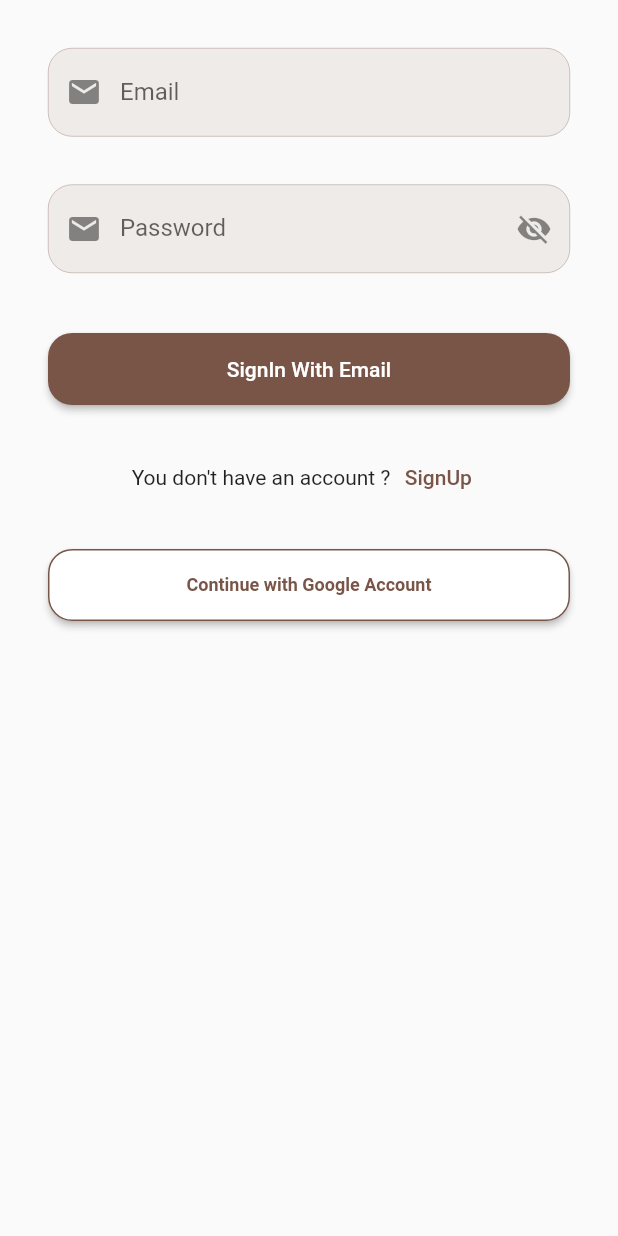
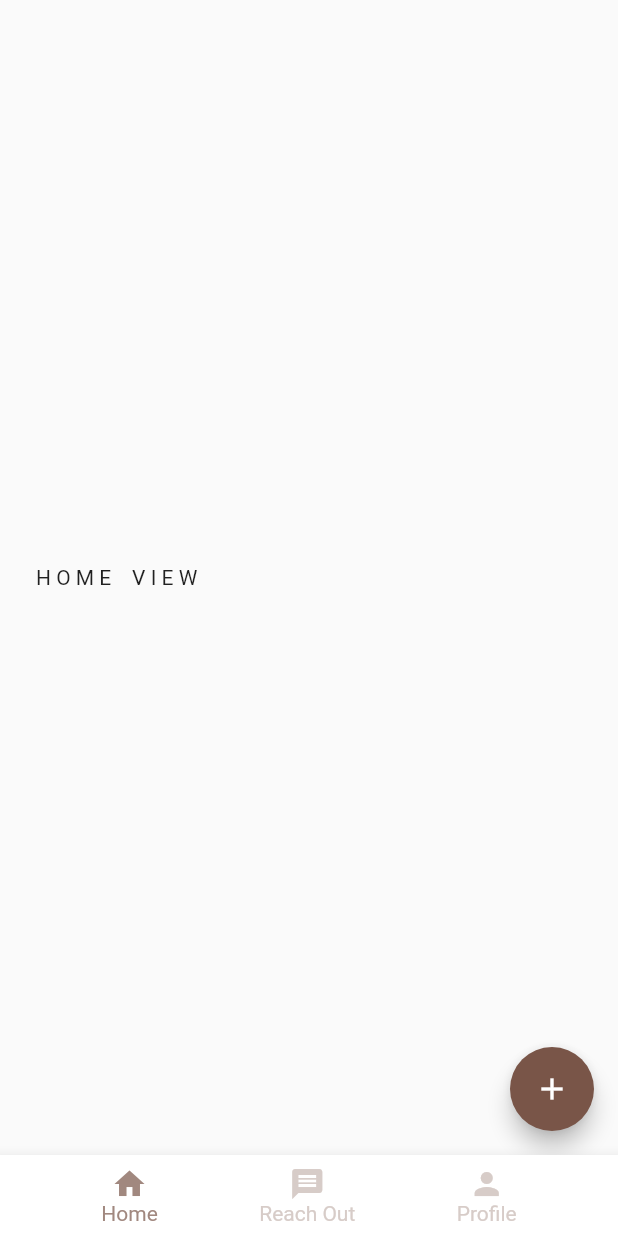
Before and after one commit to OokanNumber1/market_konnect, a Flutter app: the screen it shows after launch, on a phone screen of 412 x 824 dp. Run offline on Flutter 3.47's test engine with Material 2 defaults, Android fonts, the phone set to English and light mode, and no system bars; our stand-ins replace cloud_firestore, firebase_auth, firebase_core, flutter_hooks, google_sign_in, hooks_riverpod; accounts and stored records are empty.

Commit message:
feat/dashboard

```diff
--- a/lib/market_konnet.dart
+++ b/lib/market_konnet.dart
@@ -2,8 +2,11 @@ import 'package:flutter/material.dart';
 import 'package:hooks_riverpod/hooks_riverpod.dart';
 import 'package:market_connect/src/features/authentication/views/signin_view.dart';
 import 'package:market_connect/src/features/dashboard/view/dashboard_view.dart';
+import 'package:market_connect/src/utilities/styles/theme.dart';
 
 import 'src/features/authentication/repository/auth_repo.dart';
+
+ThemeData curr = MarketKonnetTheme.lightTheme;
 
 class MarketKonnet extends ConsumerWidget {
   const MarketKonnet({super.key});
@@ -13,12 +16,17 @@ class MarketKonnet extends ConsumerWidget {
   Widget build(BuildContext context, WidgetRef ref) {
     final currentUser = ref.watch(authRepoProvider).currentUser;
     return MaterialApp(
-      debugShowCheckedModeBanner: false,
-      title: 'Market Konnect',
-      theme: ThemeData(
-        primarySwatch: Colors.brown,
-      ),
-      home: currentUser?.emailVerified == true ? const DashboardView() :const SignInView() ,
-    );
+        debugShowCheckedModeBanner: false,
+        title: 'Market Konnect',
+        // theme: curr,
+        theme: MarketKonnetTheme.lightTheme,
+        darkTheme: MarketKonnetTheme.darkTheme,
+        home:
+            //currentUser?.emailVerified == true
+            //?
+            const DashboardView()
+        // :
+        //const SignInView(),
+        );
   }
 }
--- a/lib/src/features/authentication/views/signin_view.dart
+++ b/lib/src/features/authentication/views/signin_view.dart
@@ -61,7 +61,7 @@ class SignInView extends HookConsumerWidget {
                   controller: passwordController,
                   labelText: "Password",
                   validator: (input) => Validator.characterLength(input: input),
-                  prefixIcon: const Icon(Icons.email),
+                  prefixIcon: const Icon(Icons.password),
                   obscureText: isPasswordVisible.value,
                   suffixIcon: IconButton(
                     onPressed: () =>
@@ -130,7 +130,8 @@ class SignInView extends HookConsumerWidget {
                             color: Colors.brown,
                             fontWeight: FontWeight.bold,
                           ),
-                          ))
+                        ),
+                )
               ],
             ),
           ),
--- a/lib/src/features/authentication/views/signup_view.dart
+++ b/lib/src/features/authentication/views/signup_view.dart
@@ -34,7 +34,8 @@ class SignUpView extends HookConsumerWidget {
         ScaffoldMessenger.of(context).showSnackBar(
           const SnackBar(
             content: Text(
-                "Kindly check email provided to verify your email before signing in."),
+              "Kindly check email provided to verify your email before signing in.",
+            ),
           ),
         );
         Navigator.push(
@@ -51,7 +52,6 @@ class SignUpView extends HookConsumerWidget {
       }
     });
     return Scaffold(
-      //resizeToAvoidBottomInset: false,
       body: SingleChildScrollView(
         child: Padding(
           padding: const EdgeInsets.all(24.0),
--- /dev/null
+++ b/lib/src/features/dashboard/home/view/home.dart
@@ -0,0 +1,33 @@
+import 'package:flutter/material.dart';
+import 'package:market_connect/market_konnet.dart';
+
+import 'package:market_connect/src/utilities/insets/insets.dart';
+import 'package:market_connect/src/utilities/styles/theme.dart';
+
+class HomeView extends StatefulWidget {
+  const HomeView({super.key});
+
+  @override
+  State<HomeView> createState() => _HomeViewState();
+}
+
+class _HomeViewState extends State<HomeView> {
+  @override
+  Widget build(BuildContext context) {
+    return Scaffold(
+      body: SafeArea(
+        child: Padding(
+          padding: const EdgeInsets.all(Insets.large),
+          child: Column(
+            mainAxisAlignment: MainAxisAlignment.center,
+            children: [Text("H O M E    V I E W")],
+          ),
+        ),
+      ),
+      floatingActionButton: FloatingActionButton(
+        onPressed: () {},
+        child: const Icon(Icons.add),
+      ),
+    );
+  }
+}
--- a/lib/src/features/dashboard/view/dashboard_view.dart
+++ b/lib/src/features/dashboard/view/dashboard_view.dart
@@ -1,46 +1,50 @@
 import 'package:flutter/material.dart';
-import 'package:hooks_riverpod/hooks_riverpod.dart';
-import 'package:market_connect/src/features/authentication/model/auth_state.dart';
-import 'package:market_connect/src/features/authentication/repository/auth_repo.dart';
-import 'package:market_connect/src/features/authentication/view_model/auth_vm.dart';
-import 'package:market_connect/src/features/authentication/views/signin_view.dart';
+import 'package:market_connect/src/features/dashboard/widget/navbar_item.dart';
+import 'package:market_connect/src/features/dashboard/home/view/home.dart';
+import 'package:market_connect/src/features/dashboard/profile/view/profile.dart';
+import 'package:market_connect/src/features/dashboard/reach_out/view/reach_out.dart';
 
-class DashboardView extends ConsumerWidget {
+class DashboardView extends StatefulWidget {
   const DashboardView({super.key});
 
   @override
-  Widget build(BuildContext context, WidgetRef ref) {
-    final signedIn = ref.read(currentUser);
-    final authVM = ref.read(authVmProvider.notifier);
+  State<DashboardView> createState() => _DashboardViewState();
+}
 
-    ref.listen(authVmProvider, (previous, state) {
-      if (state.authViewState == ViewState.success) {
-        Navigator.pushAndRemoveUntil(
-            context,
-            MaterialPageRoute(
-              builder: (context) => const SignInView(),
-            ),
-            (route) => false);
-      }
-    });
+class _DashboardViewState extends State<DashboardView> {
+  int indexOfNavBar = 0;
+
+  void setIndexOfNavbar(int value) => setState(() {
+        indexOfNavBar = value;
+      });
+  @override
+  Widget build(BuildContext context) {
+    const pages = [
+      {"page": HomeView(), "icon": Icons.home, "label": "Home"},
+      {"page": ReachOutView(), "icon": Icons.message, "label": "Reach Out"},
+      {"page": ProfileView(), "icon": Icons.person, "label": "Profile"},
+    ];
 
     return Scaffold(
-      appBar: AppBar(
-        title: Text(
-          "${signedIn!.uid}",
-          style: const TextStyle(fontSize: 12),
+      body: pages[indexOfNavBar]["page"] as Widget,
+      bottomNavigationBar: BottomAppBar(
+        child: Row(
+          mainAxisAlignment: MainAxisAlignment.spaceEvenly,
+          children: List.generate(
+            pages.length,
+            (index) => GestureDetector(
+              onTap: () => setIndexOfNavbar(index),
+              child: NavbarItem(
+                color: indexOfNavBar == index
+                    ? Colors.brown[300]!
+                    : Colors.brown[100]!,
+                label: pages[index]["label"] as String,
+                icon: pages[index]["icon"] as IconData,
+              ),
+            ),
+          ),
         ),
-        actions: [
-          TextButton(
-            onPressed: () => authVM.signOut(),
-            child: const Text(
-              "Sign out",
-              style: TextStyle(color: Colors.white),
-            ),
-          )
-        ],
       ),
-      body: Column(children: const []),
     );
   }
 }
--- /dev/null
+++ b/lib/src/features/dashboard/widget/navbar_item.dart
@@ -0,0 +1,35 @@
+import 'package:flutter/material.dart';
+
+class NavbarItem extends StatelessWidget {
+  const NavbarItem({
+    Key? key,
+    required this.label,
+    required this.icon,
+    required this.color,
+  }) : super(key: key);
+  final String label;
+  final IconData icon;
+
+  final Color color;
+
+  @override
+  Widget build(BuildContext context) {
+    return SizedBox(
+      height: 54,
+      child: Column(
+        mainAxisSize: MainAxisSize.min,
+        mainAxisAlignment: MainAxisAlignment.center,
+        children: [
+          Icon(
+            icon,
+            color: color,
+          ),
+          Text(
+            label,
+            style: TextStyle(color: color),
+          ),
+        ],
+      ),
+    );
+  }
+}
--- /dev/null
+++ b/lib/src/utilities/insets/insets.dart
@@ -0,0 +1,7 @@
+class Insets {
+  static const tiny = 8.0;
+  static const small = 12.0;
+  static const medium = 16.0;
+  static const large = 24.0;
+  static const xLarge = 32.0;
+}
--- /dev/null
+++ b/lib/src/utilities/styles/theme.dart
@@ -0,0 +1,42 @@
+import 'package:flutter/material.dart';
+
+class MarketKonnetColor {
+  static const primary = Colors.brown;
+}
+
+class MarketKonnetTheme {
+  //static ThemeData get currentTheme => lightTheme;
+
+  static ThemeData get lightTheme => ThemeData(
+        primaryColor: MarketKonnetColor.primary,
+        brightness: Brightness.light,
+        primarySwatch: MarketKonnetColor.primary,
+        inputDecorationTheme: InputDecorationTheme(
+          fillColor: Colors.brown[50],
+        ),
+        textTheme: ThemeData.light().textTheme,
+        buttonTheme: ButtonThemeData(
+          shape: RoundedRectangleBorder(
+            borderRadius: BorderRadius.circular(16),
+          ),
+        ),
+      );
+  static ThemeData get darkTheme => ThemeData(
+        primaryColor: MarketKonnetColor.primary,
+        brightness: Brightness.dark,
+        primarySwatch: MarketKonnetColor.primary,
+        floatingActionButtonTheme: FloatingActionButtonThemeData(
+          backgroundColor: Colors.brown[200],
+        ),
+        inputDecorationTheme: InputDecorationTheme(
+          fillColor: Colors.brown[200],
+          labelStyle: const TextStyle(color: Colors.white),
+        ),
+        textTheme: ThemeData.dark().textTheme.copyWith(),
+        buttonTheme: ButtonThemeData(
+          shape: RoundedRectangleBorder(
+            borderRadius: BorderRadius.circular(16),
+          ),
+        ),
+      );
+}
--- a/lib/src/utilities/widgets/text_input_field.dart
+++ b/lib/src/utilities/widgets/text_input_field.dart
@@ -31,7 +31,7 @@ class TextInputField extends StatelessWidget {
         prefixIcon: prefixIcon,
         suffixIcon: suffixIcon,
         filled: true,
-        fillColor: Colors.brown[50],
+
         border: OutlineInputBorder(
           borderRadius: BorderRadius.circular(16),
           borderSide: BorderSide(color: Colors.brown[300]!, width: 0.3),
```
Also changed, not shown: lib/src/features/authentication/model/market_user.dart (+10 -0 lines), lib/src/features/dashboard/cart/view/cart.dart (added, +20 -0 lines), lib/src/features/dashboard/profile/view/profile.dart (added, +19 -0 lines), lib/src/features/dashboard/reach_out/view/reach_out.dart (added, +18 -0 lines), lib/src/utilities/styles/text_style.dart (deleted, +0 -20 lines). Lines whose indentation alone changed are shown as unchanged.
